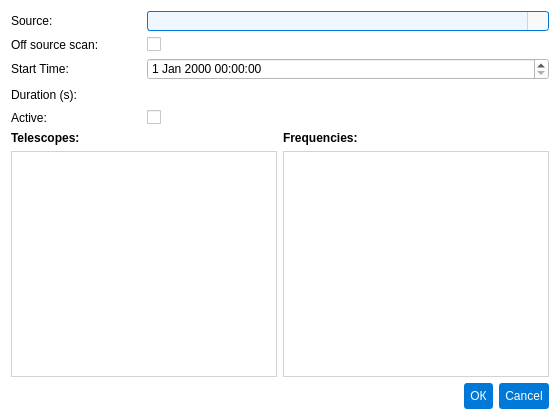
Torward1024/pAstroCORE, file pastrocore/gui_pyside/dialog_editor_scan.ui: the form before one commit.
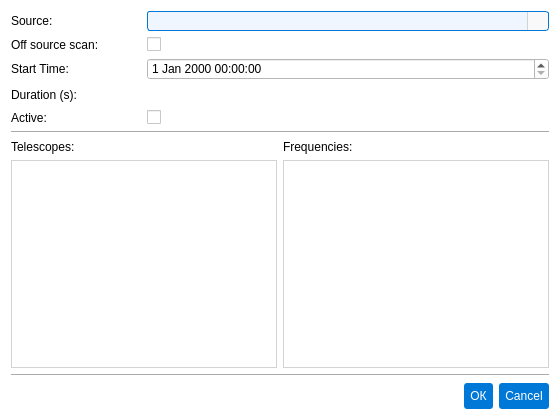
The form after the commit. Icons and pictures are not drawn.

```diff
--- a/pastrocore/gui_pyside/dialog_editor_scan.ui
+++ b/pastrocore/gui_pyside/dialog_editor_scan.ui
@@ -34,6 +34,10 @@
   <property name="windowTitle">
    <string>Edit Scan</string>
   </property>
+  <property name="windowIcon">
+   <iconset resource="../gui/icons/icons.qrc">
+    <normaloff>:/icons/edit_icon.svg</normaloff>:/icons/edit_icon.svg</iconset>
+  </property>
   <property name="styleSheet">
    <string>background-color: #ffffff; font-family: Arial;</string>
   </property>
@@ -41,38 +45,94 @@
    <bool>true</bool>
   </property>
   <layout class="QGridLayout" name="gridLayout">
-   <item row="7" column="1">
-    <widget class="QCheckBox" name="chk_active">
+   <item row="19" column="0" colspan="4">
+    <layout class="QHBoxLayout" name="horizontalLayout">
+     <item>
+      <spacer name="horizontalSpacer">
+       <property name="orientation">
+        <enum>Qt::Orientation::Horizontal</enum>
+       </property>
+       <property name="sizeHint" stdset="0">
+        <size>
+         <width>40</width>
+         <height>20</height>
+        </size>
+       </property>
+      </spacer>
+     </item>
+     <item>
+      <widget class="QPushButton" name="pushButton">
+       <property name="styleSheet">
+        <string notr="true">QPushButton {
+    background-color: #0078d7;
+    color: #ffffff;
+    padding: 6px;
+    border-radius: 3px;
+    border: none;
+}
+QPushButton:hover {
+    background-color: #1a8cff; /* Светлее при наведении */
+}
+QPushButton:pressed {
+    background-color: #005bb5; /* Темнее при нажатии */
+    padding-top: 7px; /* Легкое смещение вниз для эффекта &quot;продавливания&quot; */
+    padding-bottom: 5px;
+}</string>
+       </property>
+       <property name="text">
+        <string>ОК</string>
+       </property>
+       <property name="autoDefault">
+        <bool>false</bool>
+       </property>
+       <property name="flat">
+        <bool>true</bool>
+       </property>
+      </widget>
+     </item>
+     <item>
+      <widget class="QPushButton" name="pushButton_2">
+       <property name="styleSheet">
+        <string notr="true">QPushButton {
+    background-color: #0078d7;
+    color: #ffffff;
+    padding: 6px;
+    border-radius: 3px;
+    border: none;
+}
+QPushButton:hover {
+    background-color: #1a8cff; /* Светлее при наведении */
+}
+QPushButton:pressed {
+    background-color: #005bb5; /* Темнее при нажатии */
+    padding-top: 7px; /* Легкое смещение вниз для эффекта &quot;продавливания&quot; */
+    padding-bottom: 5px;
+}</string>
+       </property>
+       <property name="text">
+        <string>Cancel</string>
+       </property>
+       <property name="autoDefault">
+        <bool>true</bool>
+       </property>
+       <property name="flat">
+        <bool>true</bool>
+       </property>
+      </widget>
+     </item>
+    </layout>
+   </item>
+   <item row="2" column="1">
+    <widget class="QCheckBox" name="chk_offsource">
      <property name="text">
       <string/>
      </property>
     </widget>
    </item>
-   <item row="1" column="0">
-    <widget class="QLabel" name="labelSource">
-     <property name="text">
-      <string>Source:</string>
-     </property>
-    </widget>
-   </item>
-   <item row="7" column="0">
-    <widget class="QLabel" name="lbl_active">
-     <property name="text">
-      <string>Active:</string>
-     </property>
-    </widget>
-   </item>
-   <item row="6" column="0">
-    <widget class="QLabel" name="labelDuration">
-     <property name="text">
-      <string>Duration (s):</string>
-     </property>
-    </widget>
-   </item>
-   <item row="2" column="0">
-    <widget class="QLabel" name="lbl_offsource">
-     <property name="text">
-      <string>Off source scan:</string>
+   <item row="8" column="0" colspan="4">
+    <widget class="Line" name="line">
+     <property name="orientation">
+      <enum>Qt::Orientation::Horizontal</enum>
      </property>
     </widget>
    </item>
@@ -169,6 +229,185 @@
      </property>
     </widget>
    </item>
+   <item row="7" column="0">
+    <widget class="QLabel" name="lbl_active">
+     <property name="text">
+      <string>Active:</string>
+     </property>
+    </widget>
+   </item>
+   <item row="14" column="0" colspan="4">
+    <layout class="QGridLayout" name="gridLayout_2">
+     <item row="1" column="0">
+      <widget class="QTableView" name="tab_telescopes">
+       <property name="styleSheet">
+        <string notr="true">/* QTableView and QHeaderView styles for pAstroCORE */
+
+/* Table View */
+QTableView, QTableWidget {
+    background-color: #ffffff;
+    gridline-color: #d3d3d3;
+    color: #333333;
+    font-family: Arial, sans-serif;
+    font-size: 9pt;
+    border: 1px solid #d3d3d3; /* External border for table */
+    padding: 0; /* Ensure no default padding */
+}
+
+QTableView::item, QTableWidget::item {
+    padding: 4px; /* Consistent padding for normal state */
+}
+
+QTableView::item:selected, QTableWidget::item:selected {
+    background-color: #0078d7;
+    color: #ffffff;
+    padding: 4px; /* Consistent padding for selected state */
+}
+
+QTableView::item:hover, QTableWidget::item:hover {
+    background-color: #1a8cff;
+    color: #ffffff;
+    padding: 4px; /* Explicitly set same padding to avoid shift */
+}
+
+/* Header View */
+QHeaderView {
+    background-color: #f9f9f9;
+    border: none; /* No external border to avoid doubling with QTableView */
+    border-bottom: 1px solid #d3d3d3; /* Bottom border to separate from content */
+}
+
+QHeaderView::section {
+    background-color: #f9f9f9;
+    color: #333333;
+    border-bottom: none; /* No bottom border, handled by QHeaderView */
+    border-right: none; /* Avoid doubling with adjacent sections */
+    border-left: none; /* Clean look */
+    border-top: none; /* Clean look */
+    padding: 4px;
+    font-family: Arial, sans-serif;
+    font-size: 9pt;
+}
+
+QHeaderView::section:horizontal {
+    border-right: 1px solid #d3d3d3; /* Separator between columns */
+}
+
+QHeaderView::section:vertical {
+    border-bottom: 1px solid #d3d3d3; /* Separator between rows */
+}
+
+QHeaderView::section:hover {
+    background-color: #1a8cff;
+    color: #ffffff;
+    padding: 4px; /* Explicitly set same padding to avoid shift */
+}</string>
+       </property>
+      </widget>
+     </item>
+     <item row="0" column="0">
+      <widget class="QLabel" name="label">
+       <property name="text">
+        <string>&lt;html&gt;&lt;head/&gt;&lt;body&gt;&lt;p&gt;Telescopes:&lt;/p&gt;&lt;/body&gt;&lt;/html&gt;</string>
+       </property>
+      </widget>
+     </item>
+     <item row="1" column="1">
+      <widget class="QTableView" name="tab_frequencies">
+       <property name="styleSheet">
+        <string notr="true">/* QTableView and QHeaderView styles for pAstroCORE */
+
+/* Table View */
+QTableView, QTableWidget {
+    background-color: #ffffff;
+    gridline-color: #d3d3d3;
+    color: #333333;
+    font-family: Arial, sans-serif;
+    font-size: 9pt;
+    border: 1px solid #d3d3d3; /* External border for table */
+}
+
+QTableView::item:selected, QTableWidget::item:selected {
+    background-color: #0078d7;
+    color: #ffffff;
+}
+
+QTableView::item:hover, QTableWidget::item:hover {
+    background-color: #1a8cff;
+    color: #ffffff;
+}
+
+/* Header View */
+QHeaderView {
+    background-color: #f9f9f9;
+    border: none; /* No external border to avoid doubling with QTableView */
+    border-bottom: 1px solid #d3d3d3; /* Bottom border to separate from content */
+}
+
+QHeaderView::section {
+    background-color: #f9f9f9;
+    color: #333333;
+    border-bottom: none; /* No bottom border, handled by QHeaderView */
+    border-right: none; /* Avoid doubling with adjacent sections */
+    border-left: none; /* Clean look */
+    border-top: none; /* Clean look */
+    padding: 4px;
+    font-family: Arial, sans-serif;
+    font-size: 9pt;
+}
+
+QHeaderView::section:horizontal {
+    border-right: 1px solid #d3d3d3; /* Separator between columns */
+}
+
+QHeaderView::section:vertical {
+    border-bottom: 1px solid #d3d3d3; /* Separator between rows */
+}
+
+QHeaderView::section:hover {
+    background-color: #1a8cff;
+    color: #ffffff;
+}</string>
+       </property>
+      </widget>
+     </item>
+     <item row="0" column="1">
+      <widget class="QLabel" name="label_2">
+       <property name="text">
+        <string>&lt;html&gt;&lt;head/&gt;&lt;body&gt;&lt;p&gt;Frequencies:&lt;/p&gt;&lt;/body&gt;&lt;/html&gt;</string>
+       </property>
+      </widget>
+     </item>
+    </layout>
+   </item>
+   <item row="7" column="1">
+    <widget class="QCheckBox" name="chk_active">
+     <property name="text">
+      <string/>
+     </property>
+    </widget>
+   </item>
+   <item row="1" column="0">
+    <widget class="QLabel" name="labelSource">
+     <property name="text">
+      <string>Source:</string>
+     </property>
+    </widget>
+   </item>
+   <item row="6" column="0">
+    <widget class="QLabel" name="labelDuration">
+     <property name="text">
+      <string>Duration (s):</string>
+     </property>
+    </widget>
+   </item>
+   <item row="2" column="0">
+    <widget class="QLabel" name="lbl_offsource">
+     <property name="text">
+      <string>Off source scan:</string>
+     </property>
+    </widget>
+   </item>
    <item row="6" column="1" colspan="3">
     <widget class="QLineEdit" name="durationEdit">
      <property name="styleSheet">
@@ -282,234 +521,13 @@
      </property>
     </widget>
    </item>
-   <item row="2" column="1">
-    <widget class="QCheckBox" name="chk_offsource">
-     <property name="text">
-      <string/>
+   <item row="18" column="0" colspan="4">
+    <widget class="Line" name="line_2">
+     <property name="orientation">
+      <enum>Qt::Orientation::Horizontal</enum>
      </property>
     </widget>
    </item>
-   <item row="17" column="0" colspan="4">
-    <layout class="QHBoxLayout" name="horizontalLayout">
-     <item>
-      <spacer name="horizontalSpacer">
-       <property name="orientation">
-        <enum>Qt::Orientation::Horizontal</enum>
-       </property>
-       <property name="sizeHint" stdset="0">
-        <size>
-         <width>40</width>
-         <height>20</height>
-        </size>
-       </property>
-      </spacer>
-     </item>
-     <item>
-      <widget class="QPushButton" name="pushButton">
-       <property name="styleSheet">
-        <string notr="true">QPushButton {
-    background-color: #0078d7;
-    color: #ffffff;
-    padding: 6px;
-    border-radius: 3px;
-    border: none;
-}
-QPushButton:hover {
-    background-color: #1a8cff; /* Светлее при наведении */
-}
-QPushButton:pressed {
-    background-color: #005bb5; /* Темнее при нажатии */
-    padding-top: 7px; /* Легкое смещение вниз для эффекта &quot;продавливания&quot; */
-    padding-bottom: 5px;
-}</string>
-       </property>
-       <property name="text">
-        <string>ОК</string>
-       </property>
-       <property name="autoDefault">
-        <bool>false</bool>
-       </property>
-       <property name="flat">
-        <bool>true</bool>
-       </property>
-      </widget>
-     </item>
-     <item>
-      <widget class="QPushButton" name="pushButton_2">
-       <property name="styleSheet">
-        <string notr="true">QPushButton {
-    background-color: #0078d7;
-    color: #ffffff;
-    padding: 6px;
-    border-radius: 3px;
-    border: none;
-}
-QPushButton:hover {
-    background-color: #1a8cff; /* Светлее при наведении */
-}
-QPushButton:pressed {
-    background-color: #005bb5; /* Темнее при нажатии */
-    padding-top: 7px; /* Легкое смещение вниз для эффекта &quot;продавливания&quot; */
-    padding-bottom: 5px;
-}</string>
-       </property>
-       <property name="text">
-        <string>Cancel</string>
-       </property>
-       <property name="autoDefault">
-        <bool>true</bool>
-       </property>
-       <property name="flat">
-        <bool>true</bool>
-       </property>
-      </widget>
-     </item>
-    </layout>
-   </item>
-   <item row="13" column="0" colspan="4">
-    <layout class="QGridLayout" name="gridLayout_2">
-     <item row="1" column="0">
-      <widget class="QTableView" name="tab_telescopes">
-       <property name="styleSheet">
-        <string notr="true">/* QTableView and QHeaderView styles for pAstroCORE */
-
-/* Table View */
-QTableView, QTableWidget {
-    background-color: #ffffff;
-    gridline-color: #d3d3d3;
-    color: #333333;
-    font-family: Arial, sans-serif;
-    font-size: 9pt;
-    border: 1px solid #d3d3d3; /* External border for table */
-    padding: 0; /* Ensure no default padding */
-}
-
-QTableView::item, QTableWidget::item {
-    padding: 4px; /* Consistent padding for normal state */
-}
-
-QTableView::item:selected, QTableWidget::item:selected {
-    background-color: #0078d7;
-    color: #ffffff;
-    padding: 4px; /* Consistent padding for selected state */
-}
-
-QTableView::item:hover, QTableWidget::item:hover {
-    background-color: #1a8cff;
-    color: #ffffff;
-    padding: 4px; /* Explicitly set same padding to avoid shift */
-}
-
-/* Header View */
-QHeaderView {
-    background-color: #f9f9f9;
-    border: none; /* No external border to avoid doubling with QTableView */
-    border-bottom: 1px solid #d3d3d3; /* Bottom border to separate from content */
-}
-
-QHeaderView::section {
-    background-color: #f9f9f9;
-    color: #333333;
-    border-bottom: none; /* No bottom border, handled by QHeaderView */
-    border-right: none; /* Avoid doubling with adjacent sections */
-    border-left: none; /* Clean look */
-    border-top: none; /* Clean look */
-    padding: 4px;
-    font-family: Arial, sans-serif;
-    font-size: 9pt;
-}
-
-QHeaderView::section:horizontal {
-    border-right: 1px solid #d3d3d3; /* Separator between columns */
-}
-
-QHeaderView::section:vertical {
-    border-bottom: 1px solid #d3d3d3; /* Separator between rows */
-}
-
-QHeaderView::section:hover {
-    background-color: #1a8cff;
-    color: #ffffff;
-    padding: 4px; /* Explicitly set same padding to avoid shift */
-}</string>
-       </property>
-      </widget>
-     </item>
-     <item row="0" column="0">
-      <widget class="QLabel" name="label">
-       <property name="text">
-        <string>&lt;html&gt;&lt;head/&gt;&lt;body&gt;&lt;p&gt;&lt;span style=&quot; font-weight:700;&quot;&gt;Telescopes:&lt;/span&gt;&lt;/p&gt;&lt;/body&gt;&lt;/html&gt;</string>
-       </property>
-      </widget>
-     </item>
-     <item row="1" column="1">
-      <widget class="QTableView" name="tab_frequencies">
-       <property name="styleSheet">
-        <string notr="true">/* QTableView and QHeaderView styles for pAstroCORE */
-
-/* Table View */
-QTableView, QTableWidget {
-    background-color: #ffffff;
-    gridline-color: #d3d3d3;
-    color: #333333;
-    font-family: Arial, sans-serif;
-    font-size: 9pt;
-    border: 1px solid #d3d3d3; /* External border for table */
-}
-
-QTableView::item:selected, QTableWidget::item:selected {
-    background-color: #0078d7;
-    color: #ffffff;
-}
-
-QTableView::item:hover, QTableWidget::item:hover {
-    background-color: #1a8cff;
-    color: #ffffff;
-}
-
-/* Header View */
-QHeaderView {
-    background-color: #f9f9f9;
-    border: none; /* No external border to avoid doubling with QTableView */
-    border-bottom: 1px solid #d3d3d3; /* Bottom border to separate from content */
-}
-
-QHeaderView::section {
-    background-color: #f9f9f9;
-    color: #333333;
-    border-bottom: none; /* No bottom border, handled by QHeaderView */
-    border-right: none; /* Avoid doubling with adjacent sections */
-    border-left: none; /* Clean look */
-    border-top: none; /* Clean look */
-    padding: 4px;
-    font-family: Arial, sans-serif;
-    font-size: 9pt;
-}
-
-QHeaderView::section:horizontal {
-    border-right: 1px solid #d3d3d3; /* Separator between columns */
-}
-
-QHeaderView::section:vertical {
-    border-bottom: 1px solid #d3d3d3; /* Separator between rows */
-}
-
-QHeaderView::section:hover {
-    background-color: #1a8cff;
-    color: #ffffff;
-}</string>
-       </property>
-      </widget>
-     </item>
-     <item row="0" column="1">
-      <widget class="QLabel" name="label_2">
-       <property name="text">
-        <string>&lt;html&gt;&lt;head/&gt;&lt;body&gt;&lt;p&gt;&lt;span style=&quot; font-weight:700;&quot;&gt;Frequencies:&lt;/span&gt;&lt;/p&gt;&lt;/body&gt;&lt;/html&gt;</string>
-       </property>
-      </widget>
-     </item>
-    </layout>
-   </item>
   </layout>
  </widget>
  <resources>
```
